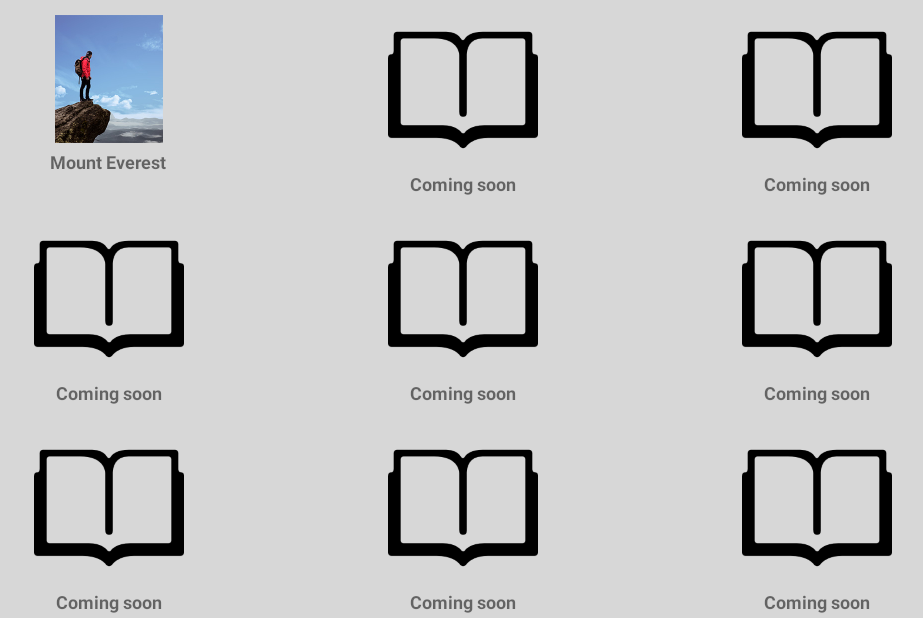
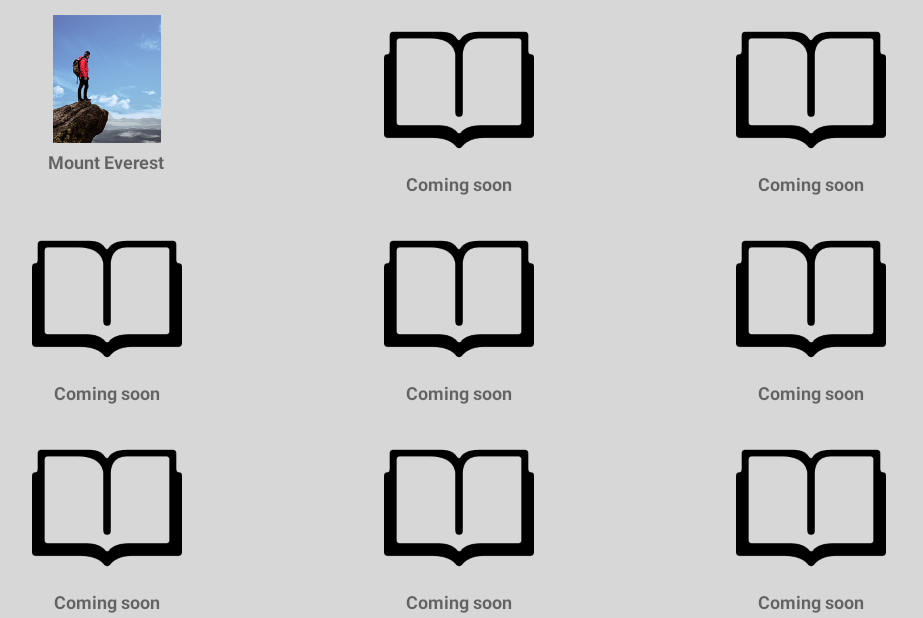
Before and after one commit to 00I00000/InteractiveAudiobookApp, an Android app: the screen it shows after launch (DisplayBooksActivity), after a tap on "START", on a phone screen of 824 x 412 dp (held sideways). Shown: the whole screen, without its empty margins (170-1093 px from the left). Run offline under Robolectric (Android 15) with nearby library versions, the light colour scheme and no system bars.

Commit message:
major bug fixes

```diff
--- a/app/src/main/java/interactiveaa/dm/com/interactiveaudiobookapp/DisplayBooksActivity.java
+++ b/app/src/main/java/interactiveaa/dm/com/interactiveaudiobookapp/DisplayBooksActivity.java
@@ -5,12 +5,15 @@ import android.content.Intent;
 import android.content.SharedPreferences;
 import android.support.v7.app.AppCompatActivity;
 import android.os.Bundle;
+import android.util.Log;
 import android.view.View;
 import android.view.WindowManager;
 import android.widget.AdapterView;
 import android.widget.GridView;
 
 public class DisplayBooksActivity extends AppCompatActivity {
+
+    public static boolean booksCall;
 
     private SharedPreferences checkFiles;
 
@@ -51,6 +54,7 @@ public class DisplayBooksActivity extends AppCompatActivity {
                 if (temp) {
                     Intent loadIntent = new Intent(DisplayBooksActivity.this, PauseSaveActivity.class);
                     Bundle b = new Bundle();
+                    booksCall = true;
                     b.putString("key","load");
                     loadIntent.putExtras(b);
                     startActivity(loadIntent);
@@ -58,8 +62,6 @@ public class DisplayBooksActivity extends AppCompatActivity {
                     Intent newGameIntent = new Intent(DisplayBooksActivity.this, SaveFilesActivity.class);
                     startActivity(newGameIntent);
                 }
-                Intent intent = new Intent(DisplayBooksActivity.this, SaveFilesActivity.class);
-                startActivity(intent);
             }
         });
     }
--- a/app/src/main/java/interactiveaa/dm/com/interactiveaudiobookapp/GameOverActivity.java
+++ b/app/src/main/java/interactiveaa/dm/com/interactiveaudiobookapp/GameOverActivity.java
@@ -25,9 +25,7 @@ public class GameOverActivity extends AppCompatActivity {
                         | View.SYSTEM_UI_FLAG_IMMERSIVE_STICKY);
     }
 
-    //todo: implement buttons
-    //possibly like this  ---Text---
-    //                    [] []  []
+    //todo: recycle activity for gamewon. textView.setText && getWindow().getDecorView().setBackgroundDrawable(*yourDrawable*);
 
     @Override
     protected void onCreate(@Nullable Bundle savedInstanceState) {
--- a/app/src/main/java/interactiveaa/dm/com/interactiveaudiobookapp/PlayAudioActivity.java
+++ b/app/src/main/java/interactiveaa/dm/com/interactiveaudiobookapp/PlayAudioActivity.java
@@ -193,7 +193,6 @@ public class PlayAudioActivity extends AppCompatActivity {
                             | View.SYSTEM_UI_FLAG_HIDE_NAVIGATION
                             | View.SYSTEM_UI_FLAG_FULLSCREEN
                             | View.SYSTEM_UI_FLAG_IMMERSIVE_STICKY);
-            Log.d("asdf", "reached !hasFocus");
         } else {
             mediaPlayer.start();
         }
@@ -204,9 +203,5 @@ public class PlayAudioActivity extends AppCompatActivity {
         super.onResume();
         getWindow().setFlags(WindowManager.LayoutParams.FLAG_FULLSCREEN, WindowManager.LayoutParams.FLAG_FULLSCREEN);
         hideNavBar();
-        if (mediaPlayer != null) {
-            Log.d("asdf", "not null");
-            mediaPlayer.start();
-        }
     }
 }
--- a/app/src/main/res/drawable/button.xml
+++ b/app/src/main/res/drawable/button.xml
@@ -2,8 +2,7 @@
 <selector xmlns:android="http://schemas.android.com/apk/res/android">
     <item
         android:state_enabled="false"
-        android:drawable="@drawable/button_disabled"
-        android:color="#ab000000"/>
+        android:drawable="@drawable/button_disabled" />
     <item
         android:state_pressed="true"
         android:state_enabled="true"
--- a/app/src/main/res/layout/books.xml
+++ b/app/src/main/res/layout/books.xml
@@ -10,12 +10,12 @@
         android:id="@+id/gridviewbooks"
         android:layout_width="match_parent"
         android:layout_height="match_parent"
-        android:layout_marginTop="10dp"
+        android:layout_marginTop="10sp"
         android:gravity="center"
-        android:columnWidth="100dp"
+        android:columnWidth="100sp"
         android:numColumns="3"
-        android:verticalSpacing="19dp"
-        android:horizontalSpacing="10dp"
+        android:verticalSpacing="19sp"
+        android:horizontalSpacing="8sp"
         android:stretchMode="spacingWidthUniform">
     </GridView>
 
--- a/app/src/main/res/menu/menu_main.xml
+++ b/app/src/main/res/menu/menu_main.xml
@@ -12,4 +12,7 @@
     <item
         android:id="@+id/menu_new"
         android:title="@string/new_game_frag" />
+    <item
+        android:id="@+id/menu_start"
+        android:title="@string/start_screen" />
 </menu>
```
Also changed, not shown: app/src/main/java/interactiveaa/dm/com/interactiveaudiobookapp/PauseButtonFragment.java (+22 -0 lines), app/src/main/java/interactiveaa/dm/com/interactiveaudiobookapp/PauseSaveActivity.java (+32 -5 lines), app/src/main/res/layout/display_slides_acitivty.xml (+7 -5 lines), app/src/main/res/layout/game_over_activity.xml (+5 -3 lines), app/src/main/res/layout/pause_save_activity.xml (+18 -0 lines).
